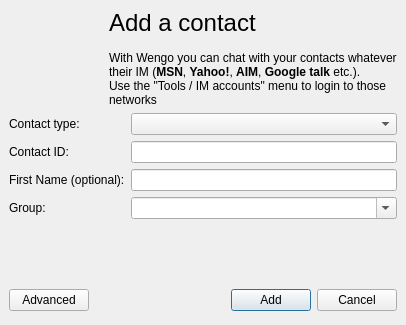
Above: wengophone/src/presentation/qt/imcontact/SimpleAddIMContact.ui from tkrotoff/WengoPhone before the change. Below: the same form after it.
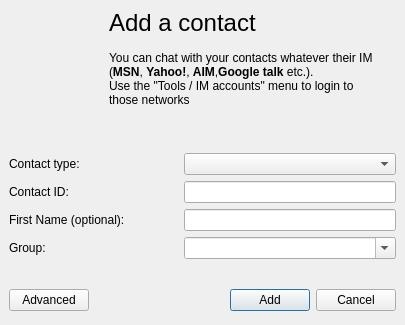
That is the form after the change. Icons and pictures are not drawn.

Commit message: New png for the "add contact" window

```diff
--- a/wengophone/src/presentation/qt/imcontact/SimpleAddIMContact.ui
+++ b/wengophone/src/presentation/qt/imcontact/SimpleAddIMContact.ui
@@ -22,60 +22,7 @@
    <property name="spacing" >
     <number>6</number>
    </property>
-   <item row="3" column="0" >
-    <layout class="QGridLayout" >
-     <property name="margin" >
-      <number>0</number>
-     </property>
-     <property name="spacing" >
-      <number>6</number>
-     </property>
-     <item row="0" column="3" >
-      <widget class="QPushButton" name="cancelButton" >
-       <property name="text" >
-        <string>Cancel</string>
-       </property>
-       <property name="icon" >
-        <iconset resource="../wengophone.qrc" >:/pics/delete.png</iconset>
-       </property>
-      </widget>
-     </item>
-     <item row="0" column="0" >
-      <widget class="QPushButton" name="advancedConfigPushButton" >
-       <property name="text" >
-        <string>Advanced</string>
-       </property>
-      </widget>
-     </item>
-     <item row="0" column="1" >
-      <spacer>
-       <property name="orientation" >
-        <enum>Qt::Horizontal</enum>
-       </property>
-       <property name="sizeHint" >
-        <size>
-         <width>100</width>
-         <height>32</height>
-        </size>
-       </property>
-      </spacer>
-     </item>
-     <item row="0" column="2" >
-      <widget class="QPushButton" name="okButton" >
-       <property name="text" >
-        <string>Add</string>
-       </property>
-       <property name="icon" >
-        <iconset resource="../wengophone.qrc" >:/pics/add.png</iconset>
-       </property>
-       <property name="default" >
-        <bool>true</bool>
-       </property>
-      </widget>
-     </item>
-    </layout>
-   </item>
-   <item row="1" column="0" >
+   <item row="2" column="0" >
     <layout class="QGridLayout" >
      <property name="margin" >
       <number>0</number>
@@ -91,6 +38,12 @@
          <height>0</height>
         </size>
        </property>
+       <property name="maximumSize" >
+        <size>
+         <width>212</width>
+         <height>16777215</height>
+        </size>
+       </property>
       </widget>
      </item>
      <item row="3" column="0" >
@@ -111,6 +64,12 @@
          <height>0</height>
         </size>
        </property>
+       <property name="maximumSize" >
+        <size>
+         <width>212</width>
+         <height>16777215</height>
+        </size>
+       </property>
       </widget>
      </item>
      <item row="3" column="1" >
@@ -121,6 +80,12 @@
          <height>0</height>
         </size>
        </property>
+       <property name="maximumSize" >
+        <size>
+         <width>212</width>
+         <height>16777215</height>
+        </size>
+       </property>
        <property name="editable" >
         <bool>true</bool>
        </property>
@@ -134,6 +99,12 @@
          <height>0</height>
         </size>
        </property>
+       <property name="maximumSize" >
+        <size>
+         <width>212</width>
+         <height>16777215</height>
+        </size>
+       </property>
       </widget>
      </item>
      <item row="0" column="0" >
@@ -168,6 +139,72 @@
      </item>
     </layout>
    </item>
+   <item row="3" column="0" >
+    <spacer>
+     <property name="orientation" >
+      <enum>Qt::Vertical</enum>
+     </property>
+     <property name="sizeHint" >
+      <size>
+       <width>20</width>
+       <height>16</height>
+      </size>
+     </property>
+    </spacer>
+   </item>
+   <item row="4" column="0" >
+    <layout class="QGridLayout" >
+     <property name="margin" >
+      <number>0</number>
+     </property>
+     <property name="spacing" >
+      <number>6</number>
+     </property>
+     <item row="0" column="3" >
+      <widget class="QPushButton" name="cancelButton" >
+       <property name="text" >
+        <string>Cancel</string>
+       </property>
+       <property name="icon" >
+        <iconset resource="../wengophone.qrc" >:/pics/delete.png</iconset>
+       </property>
+      </widget>
+     </item>
+     <item row="0" column="0" >
+      <widget class="QPushButton" name="advancedConfigPushButton" >
+       <property name="text" >
+        <string>Advanced</string>
+       </property>
+      </widget>
+     </item>
+     <item row="0" column="1" >
+      <spacer>
+       <property name="orientation" >
+        <enum>Qt::Horizontal</enum>
+       </property>
+       <property name="sizeHint" >
+        <size>
+         <width>100</width>
+         <height>32</height>
+        </size>
+       </property>
+      </spacer>
+     </item>
+     <item row="0" column="2" >
+      <widget class="QPushButton" name="okButton" >
+       <property name="text" >
+        <string>Add</string>
+       </property>
+       <property name="icon" >
+        <iconset resource="../wengophone.qrc" >:/pics/add.png</iconset>
+       </property>
+       <property name="default" >
+        <bool>true</bool>
+       </property>
+      </widget>
+     </item>
+    </layout>
+   </item>
    <item row="0" column="0" >
     <widget class="QLabel" name="accountLabel" >
      <property name="palette" >
@@ -436,14 +473,17 @@
       </palette>
      </property>
      <property name="text" >
-      <string>&lt;span style="font-size:18pt;">Add a contact&lt;/span>&lt;br>&lt;br>&lt;span>With Wengo you can chat with your contacts whatever&lt;br>their IM (&lt;b>MSN&lt;/b>, &lt;b>Yahoo!&lt;/b>, &lt;b>AIM&lt;/b>, &lt;b>Google talk&lt;/b> etc.).&lt;br>Use the "Tools / IM accounts" menu to login to those&lt;br>networks&lt;/span></string>
+      <string>&lt;span style="font-size:18pt;">Add a contact&lt;/span>&lt;br>&lt;br>&lt;span>You can chat with your contacts whatever their IM&lt;br>(&lt;b>MSN&lt;/b>, &lt;b>Yahoo!&lt;/b>, &lt;b>AIM&lt;/b>,&lt;b>Google talk&lt;/b> etc.).&lt;br>Use the "Tools / IM accounts" menu to login to&lt;br>those networks&lt;/span></string>
+     </property>
+     <property name="wordWrap" >
+      <bool>false</bool>
      </property>
      <property name="indent" >
       <number>100</number>
      </property>
     </widget>
    </item>
-   <item row="2" column="0" >
+   <item row="1" column="0" >
     <spacer>
      <property name="orientation" >
       <enum>Qt::Vertical</enum>
@@ -451,7 +491,7 @@
      <property name="sizeHint" >
       <size>
        <width>20</width>
-       <height>16</height>
+       <height>40</height>
       </size>
      </property>
     </spacer>
```
The commit also changes 3 other files.
